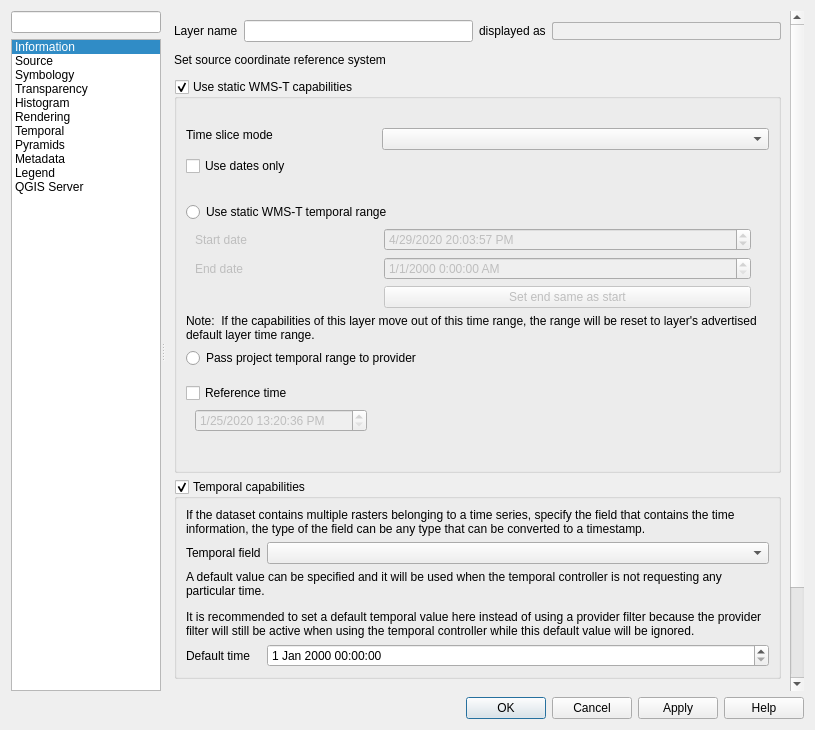
qgis/QGIS, file src/ui/qgsrasterlayerpropertiesbase.ui: the form before one commit.
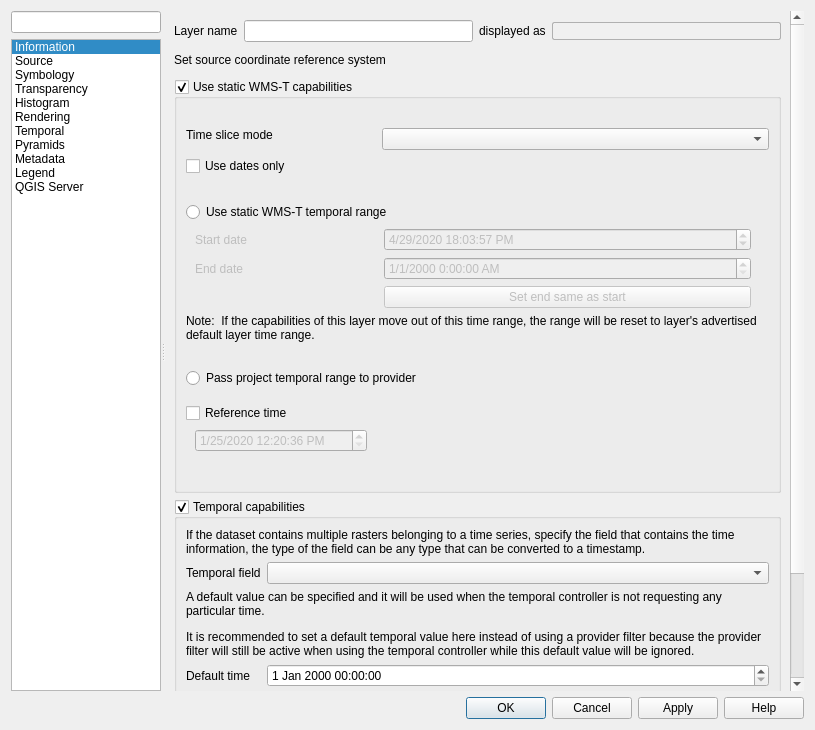
The form after the commit. Icons and pictures are not drawn. Custom widgets are drawn as their Qt base class.

Commit message: disable project time use in wmst if it is invalid

The edit to the form file:
```diff
--- a/src/ui/qgsrasterlayerpropertiesbase.ui
+++ b/src/ui/qgsrasterlayerpropertiesbase.ui
@@ -430,7 +430,7 @@
                       <widget class="QgsDateTimeEdit" name="mReferenceDateTimeEdit">
                        <property name="dateTime">
                         <datetime>
-                         <hour>13</hour>
+                         <hour>12</hour>
                          <minute>20</minute>
                          <second>36</second>
                          <year>2020</year>
@@ -560,7 +560,7 @@
                          <widget class="QgsDateTimeEdit" name="mStartStaticDateTimeEdit">
                           <property name="dateTime">
                            <datetime>
-                            <hour>20</hour>
+                            <hour>18</hour>
                             <minute>3</minute>
                             <second>57</second>
                             <year>2020</year>
@@ -595,6 +595,16 @@
                        </property>
                       </widget>
                      </item>
+                     <item>
+                      <widget class="QLabel" name="mProjectTemporalRangeLabel">
+                       <property name="text">
+                        <string/>
+                       </property>
+                       <property name="wordWrap">
+                        <bool>true</bool>
+                       </property>
+                      </widget>
+                     </item>
                      <item>
                       <widget class="QRadioButton" name="mProjectTemporalRange">
                        <property name="text">
```
The commit also changes 1 other file.
